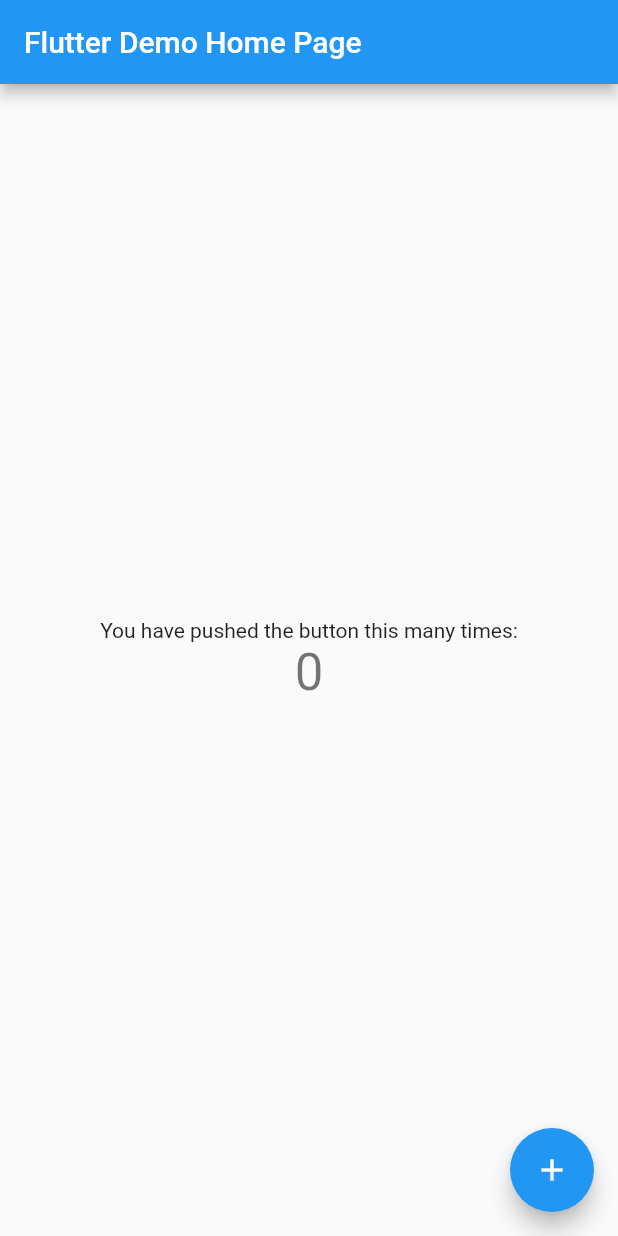
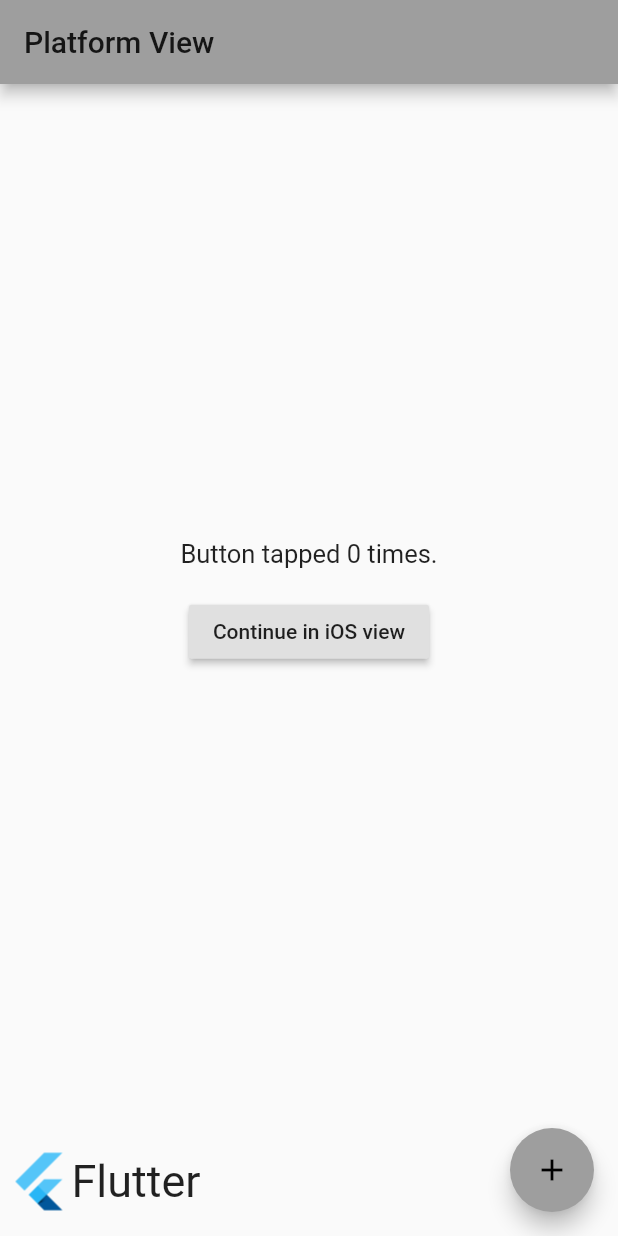
Before and after one commit to Weck1/flutter_practice, a Flutter app: the screen it shows after launch, on a phone screen of 412 x 824 dp. Run offline on Flutter 3.47's test engine with Material 2 defaults, Android fonts, the phone set to English and light mode, and no system bars.

Commit message:
button add demo

```diff
--- a/lib/main.dart
+++ b/lib/main.dart
@@ -1,111 +1,101 @@
 import 'package:flutter/material.dart';
+import 'dart:async';
+import 'package:flutter/services.dart';
 
-void main() => runApp(MyApp());
+void main() => runApp(PlatformView());
 
-class MyApp extends StatelessWidget {
-  // This widget is the root of your application.
+
+class PlatformView extends StatelessWidget {
   @override
   Widget build(BuildContext context) {
-    return MaterialApp(
-      title: 'Flutter Demo',
-      theme: ThemeData(
-        // This is the theme of your application.
-        //
-        // Try running your application with "flutter run". You'll see the
-        // application has a blue toolbar. Then, without quitting the app, try
-        // changing the primarySwatch below to Colors.green and then invoke
-        // "hot reload" (press "r" in the console where you ran "flutter run",
-        // or simply save your changes to "hot reload" in a Flutter IDE).
-        // Notice that the counter didn't reset back to zero; the application
-        // is not restarted.
-        primarySwatch: Colors.blue,
+    return new MaterialApp(
+      title: 'Platform View',
+      theme: new ThemeData(
+        primarySwatch: Colors.grey,
       ),
-      home: MyHomePage(title: 'Flutter Demo Home Page'),
+      home: const MyHomePage(title: 'Platform View',),
     );
   }
+
 }
 
 class MyHomePage extends StatefulWidget {
-  MyHomePage({Key key, this.title}) : super(key: key);
-
-  // This widget is the home page of your application. It is stateful, meaning
-  // that it has a State object (defined below) that contains fields that affect
-  // how it looks.
-
-  // This class is the configuration for the state. It holds the values (in this
-  // case the title) provided by the parent (in this case the App widget) and
-  // used by the build method of the State. Fields in a Widget subclass are
-  // always marked "final".
+  const MyHomePage({Key key, this.title}) : super(key: key);
 
   final String title;
+  @override
+  State<StatefulWidget> createState() {
+    return new _MyHomePageState();
+  }
 
-  @override
-  _MyHomePageState createState() => _MyHomePageState();
 }
 
 class _MyHomePageState extends State<MyHomePage> {
+  static const MethodChannel _methodChannel =
+      const MethodChannel('samples.flutter.io/platform_view_swift');
+
   int _counter = 0;
 
   void _incrementCounter() {
     setState(() {
-      // This call to setState tells the Flutter framework that something has
-      // changed in this State, which causes it to rerun the build method below
-      // so that the display can reflect the updated values. If we changed
-      // _counter without calling setState(), then the build method would not be
-      // called again, and so nothing would appear to happen.
       _counter++;
     });
   }
 
+  Future<Null> _launchPlatformCount() async {
+    final int platformCounter =
+        await _methodChannel.invokeMethod('switchView', _counter);
+    setState(() {
+      _counter =  platformCounter;
+    });
+  }
+
   @override
-  Widget build(BuildContext context) {
-    // This method is rerun every time setState is called, for instance as done
-    // by the _incrementCounter method above.
-    //
-    // The Flutter framework has been optimized to make rerunning build methods
-    // fast, so that you can just rebuild anything that needs updating rather
-    // than having to individually change instances of widgets.
-    return Scaffold(
-      appBar: AppBar(
-        // Here we take the value from the MyHomePage object that was created by
-        // the App.build method, and use it to set our appbar title.
-        title: Text(widget.title),
+  Widget build(BuildContext context) => new Scaffold(
+    appBar: new AppBar(
+      title: new Text(widget.title),
     ),
-      body: Center(
-        // Center is a layout widget. It takes a single child and positions it
-        // in the middle of the parent.
-        child: Column(
-          // Column is also layout widget. It takes a list of children and
-          // arranges them vertically. By default, it sizes itself to fit its
-          // children horizontally, and tries to be as tall as its parent.
-          //
-          // Invoke "debug painting" (press "p" in the console, choose the
-          // "Toggle Debug Paint" action from the Flutter Inspector in Android
-          // Studio, or the "Toggle Debug Paint" command in Visual Studio Code)
-          // to see the wireframe for each widget.
-          //
-          // Column has various properties to control how it sizes itself and
-          // how it positions its children. Here we use mainAxisAlignment to
-          // center the children vertically; the main axis here is the vertical
-          // axis because Columns are vertical (the cross axis would be
-          // horizontal).
+    body: new Column(
+      crossAxisAlignment: CrossAxisAlignment.start,
+      children: <Widget>[
+        new Expanded(
+          child: new Center(
+            child: new Column(
               mainAxisAlignment: MainAxisAlignment.center,
               children: <Widget>[
-            Text(
-              'You have pushed the button this many times:',
+                new Text(
+                  'Button tapped $_counter time${_counter == 1 ? '' : 's'}.',
+                  style: const TextStyle(fontSize: 17.0),
                 ),
-            Text(
-              '$_counter',
-              style: Theme.of(context).textTheme.display1,
+                new Padding(
+                  padding: const EdgeInsets.all(18.0),
+                  child: new RaisedButton(
+                      child: const Text('Continue in iOS view'),
+                      onPressed: _launchPlatformCount),
                 ),
               ],
             ),
           ),
-      floatingActionButton: FloatingActionButton(
+        ),
+        new Container(
+          padding: const EdgeInsets.only(bottom: 15.0, left: 5.0),
+          child: new Row(
+            children: <Widget>[
+              new Image.asset('assets/flutter-mark-square-64.png',
+                  scale: 1.5),
+              const Text(
+                'Flutter',
+                style: const TextStyle(fontSize: 30.0),
+              ),
+            ],
+          ),
+        ),
+      ],
+    ),
+    floatingActionButton: new FloatingActionButton(
       onPressed: _incrementCounter,
       tooltip: 'Increment',
-        child: Icon(Icons.add),
-      ), // This trailing comma makes auto-formatting nicer for build methods.
+      child: const Icon(Icons.add),
+    ),
   );
 }
-}
--- a/pubspec.yaml
+++ b/pubspec.yaml
@@ -42,6 +42,9 @@ flutter:
   # included with your application, so that you can use the icons in
   # the material Icons class.
   uses-material-design: true
+  assets:
+    - assets/flutter-mark-square-64.png
+
 
   # To add assets to your application, add an assets section, like this:
   # assets:
```
Also changed, not shown: assets/flutter-mark-square-64.png (added), pubspec.lock, 4 other files. Lines whose indentation alone changed are shown as unchanged.
